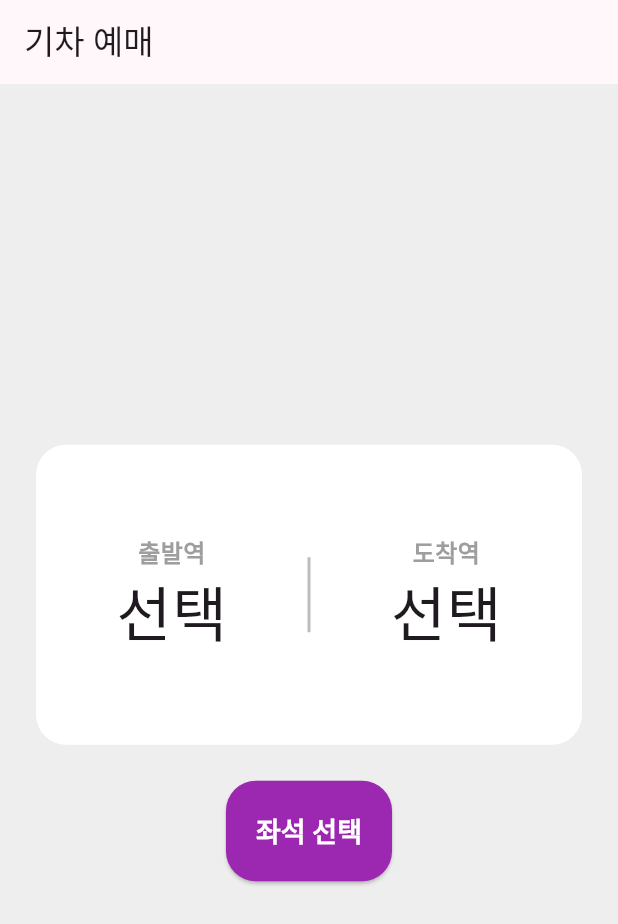
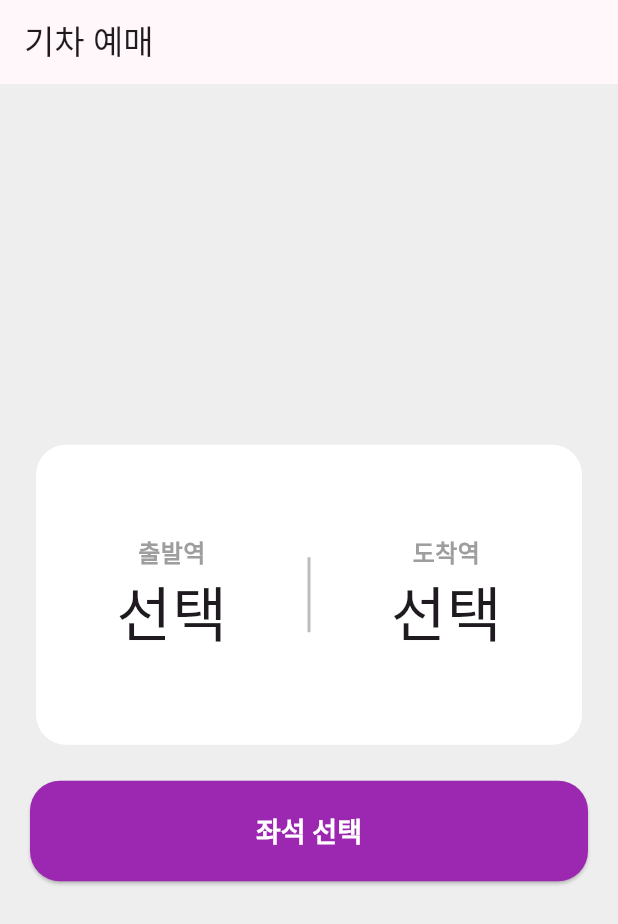
Before and after one commit to idikim/flutter_train_app, a Flutter app: the screen it shows after launch, on a phone screen of 412 x 824 dp. Shown: the top 924 px of the screen. Run offline on Flutter 3.47's test engine with Material 3 defaults, Android fonts, the phone set to English and light mode, and no system bars.

Commit message:
홈페이지 UI완성

```diff
--- a/lib/pages/home_page.dart
+++ b/lib/pages/home_page.dart
@@ -65,10 +65,13 @@ class HomePage extends StatelessWidget {
                   )),
             ),
             const SizedBox(height: 20),
-            ElevatedButton(
-              style: const ButtonStyle(),
-              onPressed: () {},
-              child: const Text("좌석 선택"),
+            SizedBox(
+              width: double.infinity,
+              child: ElevatedButton(
+                style: const ButtonStyle(),
+                onPressed: () {},
+                child: const Text("좌석 선택"),
+              ),
             ),
           ],
         ),
--- a/lib/theme.dart
+++ b/lib/theme.dart
@@ -39,7 +39,7 @@ final darkTheme = ThemeData(
   ),
 
   cardTheme: CardTheme(
-      color: Colors.grey,
+      color: const Color.fromARGB(61, 158, 158, 158),
       elevation: 0,
       shape: RoundedRectangleBorder(borderRadius: BorderRadius.circular(20))),
   highlightColor: Colors.purple,
@@ -52,10 +52,12 @@ final darkTheme = ThemeData(
   ),
   elevatedButtonTheme: ElevatedButtonThemeData(
     style: ButtonStyle(
+      padding: const WidgetStatePropertyAll(EdgeInsets.all(20)),
+      textStyle: WidgetStateProperty.all(
+          const TextStyle(fontSize: 18, fontWeight: FontWeight.bold)),
       shape: WidgetStateProperty.all(
           RoundedRectangleBorder(borderRadius: BorderRadius.circular(20))),
-      backgroundColor: const WidgetStatePropertyAll(Colors.purple), // 배경색
-      // 전경색 (Text 등 child 위젯의 색상)
+      backgroundColor: const WidgetStatePropertyAll(Colors.purple),
       foregroundColor: const WidgetStatePropertyAll(Colors.white),
     ),
   ),
```
